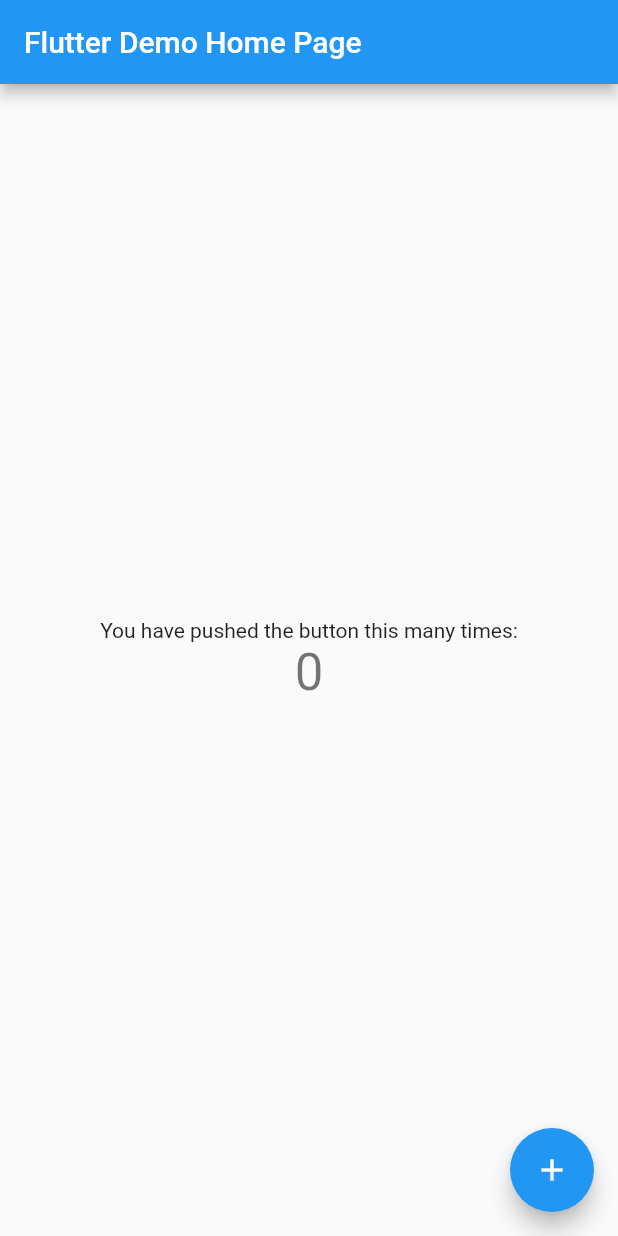
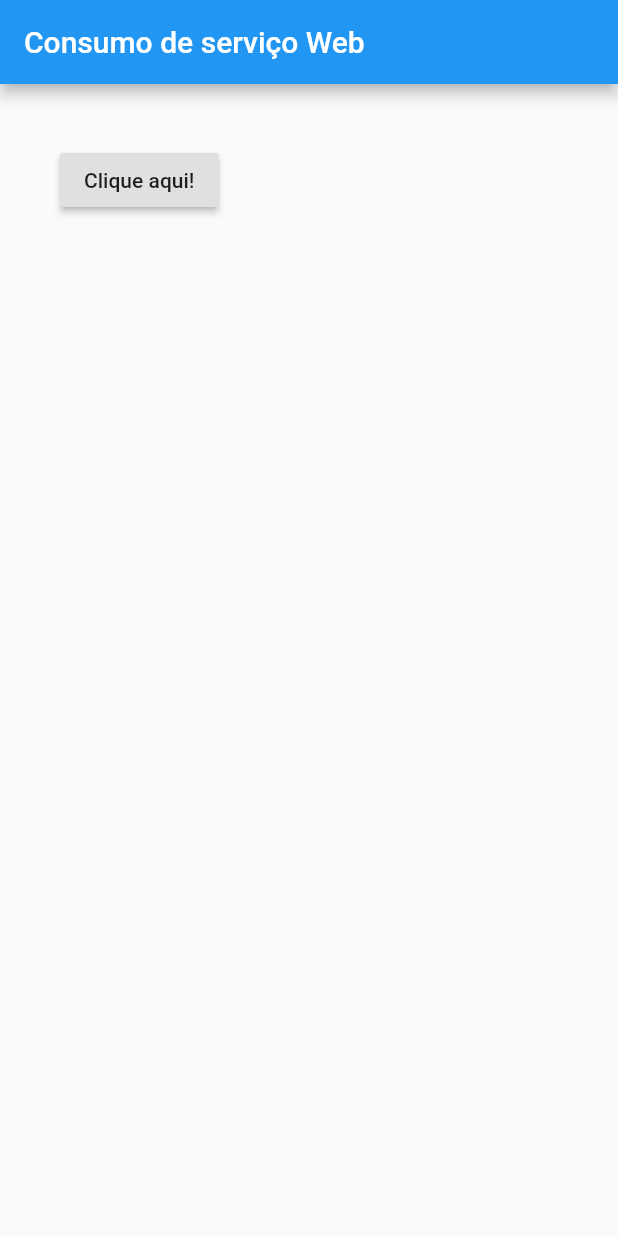
Before and after one commit to bighouse77/consumo_servicos, a Flutter app: the screen it shows after launch, on a phone screen of 412 x 824 dp. Run offline on Flutter 3.47's test engine with Material 2 defaults, Android fonts, the phone set to English and light mode, and no system bars.

Commit message:
requisição_cep

```diff
--- /dev/null
+++ b/lib/Home.dart
@@ -0,0 +1,84 @@
+// ignore_for_file: file_names, deprecated_member_use, prefer_const_constructors, unused_local_variable, unnecessary_brace_in_string_interps
+
+/*
+  *********************************** OBSERVAÇÃO *******************************
+  Em pubspec.yaml, colar em "dependencies: flutter:", acabaxo do cupertino_icons,
+  a versão do http. Exemplo utilizado:
+
+      http: ^0.13.0-nullsafety.0
+
+*/
+
+// pacote htttp
+import 'package:http/http.dart' as http;
+
+// pacote para conversão (json)
+import 'dart:convert';
+
+import 'package:flutter/material.dart';
+
+class Home extends StatefulWidget {
+  const Home({Key? key}) : super(key: key);
+
+  @override
+  _HomeState createState() => _HomeState();
+}
+
+class _HomeState extends State<Home> {
+  // async, pois eu não sei quanto tempo o servidor irá demorar para responder
+  // comunicação assincrona
+  _recuperarCep() async {
+    String cep = "13606662";
+    String url = "https://viacep.com.br/ws/${cep}/json/";
+
+    http.Response response;
+
+    // await, quer dizer que iremos aguardar a resposta do servidor quando
+    // fizermos a aquisição via get
+    /*
+      Uri.parse() é para pegarmos String. Só o get não funciona mais!!!!
+      Maneira errada => response = await http.get(url);
+    */
+    //Maneira correta:
+    response = await http.get(Uri.parse(url));
+
+    // json.decode(), converterá Stringe em objeto json
+
+    /*
+      ************************** RELEMBANDO: MAP *******************************
+      Map<String, dynamic> : String e dynamic são os tipos, no caso:
+
+        - String = retorno
+        - dynamic = json.decode() *dinamico pois o valor dele irá se alterar,
+        diferente da String.
+    */
+    Map<String, dynamic> retorno = json.decode(response.body);
+
+    // Recuperando valors pela String:
+    String logradouro = retorno["logradouro"];
+    String complemento = retorno["complemento"];
+    String bairro = retorno["bairro"];
+    String localidade = retorno["localidade"];
+
+    print(
+      "Logradouro: ${logradouro}, Bairro: ${bairro}, Localidade: ${localidade}"
+    );
+  }
+
+  @override
+  Widget build(BuildContext context) {
+    return Scaffold(
+        appBar: AppBar(title: Text("Consumo de serviço Web")),
+        body: Container(
+          padding: EdgeInsets.all(40),
+          child: Column(
+            children: [
+              RaisedButton(
+                child: Text("Clique aqui!"),
+                onPressed: _recuperarCep,
+              )
+            ],
+          ),
+        ));
+  }
+}
--- a/lib/main.dart
+++ b/lib/main.dart
@@ -1,115 +1,8 @@
+import 'package:consumo_servicos/Home.dart';
 import 'package:flutter/material.dart';
 
 void main() {
-  runApp(const MyApp());
+  runApp(MaterialApp(
+    home: Home(),
+  ));
 }
-
-class MyApp extends StatelessWidget {
-  const MyApp({Key? key}) : super(key: key);
-
-  // This widget is the root of your application.
-  @override
-  Widget build(BuildContext context) {
-    return MaterialApp(
-      title: 'Flutter Demo',
-      theme: ThemeData(
-        // This is the theme of your application.
-        //
-        // Try running your application with "flutter run". You'll see the
-        // application has a blue toolbar. Then, without quitting the app, try
-        // changing the primarySwatch below to Colors.green and then invoke
-        // "hot reload" (press "r" in the console where you ran "flutter run",
-        // or simply save your changes to "hot reload" in a Flutter IDE).
-        // Notice that the counter didn't reset back to zero; the application
-        // is not restarted.
-        primarySwatch: Colors.blue,
-      ),
-      home: const MyHomePage(title: 'Flutter Demo Home Page'),
-    );
-  }
-}
-
-class MyHomePage extends StatefulWidget {
-  const MyHomePage({Key? key, required this.title}) : super(key: key);
-
-  // This widget is the home page of your application. It is stateful, meaning
-  // that it has a State object (defined below) that contains fields that affect
-  // how it looks.
-
-  // This class is the configuration for the state. It holds the values (in this
-  // case the title) provided by the parent (in this case the App widget) and
-  // used by the build method of the State. Fields in a Widget subclass are
-  // always marked "final".
-
-  final String title;
-
-  @override
-  State<MyHomePage> createState() => _MyHomePageState();
-}
-
-class _MyHomePageState extends State<MyHomePage> {
-  int _counter = 0;
-
-  void _incrementCounter() {
-    setState(() {
-      // This call to setState tells the Flutter framework that something has
-      // changed in this State, which causes it to rerun the build method below
-      // so that the display can reflect the updated values. If we changed
-      // _counter without calling setState(), then the build method would not be
-      // called again, and so nothing would appear to happen.
-      _counter++;
-    });
-  }
-
-  @override
-  Widget build(BuildContext context) {
-    // This method is rerun every time setState is called, for instance as done
-    // by the _incrementCounter method above.
-    //
-    // The Flutter framework has been optimized to make rerunning build methods
-    // fast, so that you can just rebuild anything that needs updating rather
-    // than having to individually change instances of widgets.
-    return Scaffold(
-      appBar: AppBar(
-        // Here we take the value from the MyHomePage object that was created by
-        // the App.build method, and use it to set our appbar title.
-        title: Text(widget.title),
-      ),
-      body: Center(
-        // Center is a layout widget. It takes a single child and positions it
-        // in the middle of the parent.
-        child: Column(
-          // Column is also a layout widget. It takes a list of children and
-          // arranges them vertically. By default, it sizes itself to fit its
-          // children horizontally, and tries to be as tall as its parent.
-          //
-          // Invoke "debug painting" (press "p" in the console, choose the
-          // "Toggle Debug Paint" action from the Flutter Inspector in Android
-          // Studio, or the "Toggle Debug Paint" command in Visual Studio Code)
-          // to see the wireframe for each widget.
-          //
-          // Column has various properties to control how it sizes itself and
-          // how it positions its children. Here we use mainAxisAlignment to
-          // center the children vertically; the main axis here is the vertical
-          // axis because Columns are vertical (the cross axis would be
-          // horizontal).
-          mainAxisAlignment: MainAxisAlignment.center,
-          children: <Widget>[
-            const Text(
-              'You have pushed the button this many times:',
-            ),
-            Text(
-              '$_counter',
-              style: Theme.of(context).textTheme.headline4,
-            ),
-          ],
-        ),
-      ),
-      floatingActionButton: FloatingActionButton(
-        onPressed: _incrementCounter,
-        tooltip: 'Increment',
-        child: const Icon(Icons.add),
-      ), // This trailing comma makes auto-formatting nicer for build methods.
-    );
-  }
-}
--- a/pubspec.yaml
+++ b/pubspec.yaml
@@ -34,6 +34,7 @@ dependencies:
   # The following adds the Cupertino Icons font to your application.
   # Use with the CupertinoIcons class for iOS style icons.
   cupertino_icons: ^1.0.2
+  http: ^0.13.0-nullsafety.0
 
 dev_dependencies:
   flutter_test:
```
Also changed, not shown: pubspec.lock, 1 other file.
